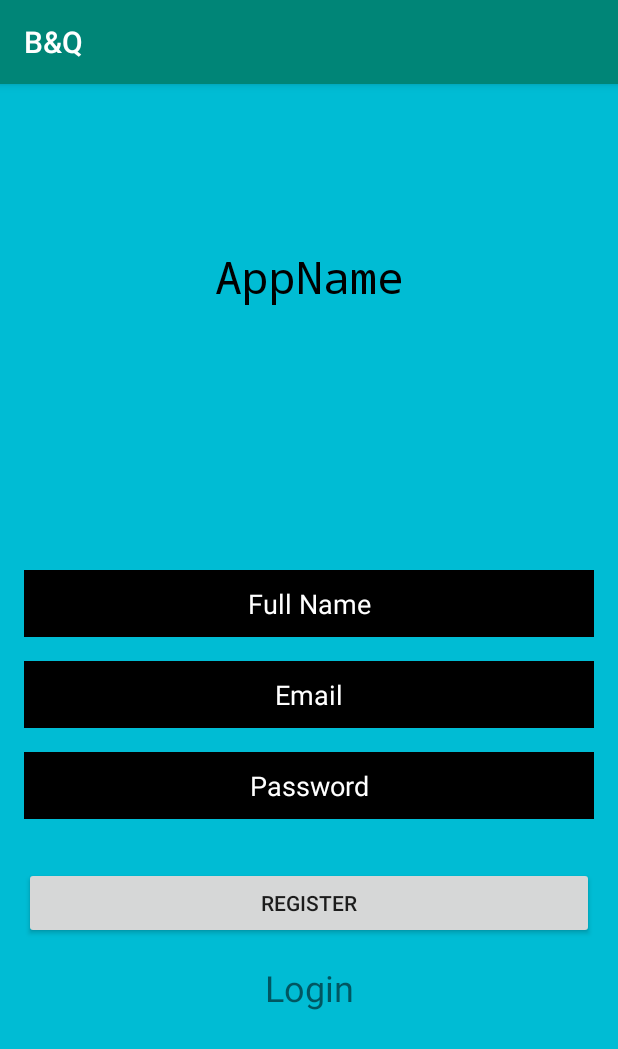
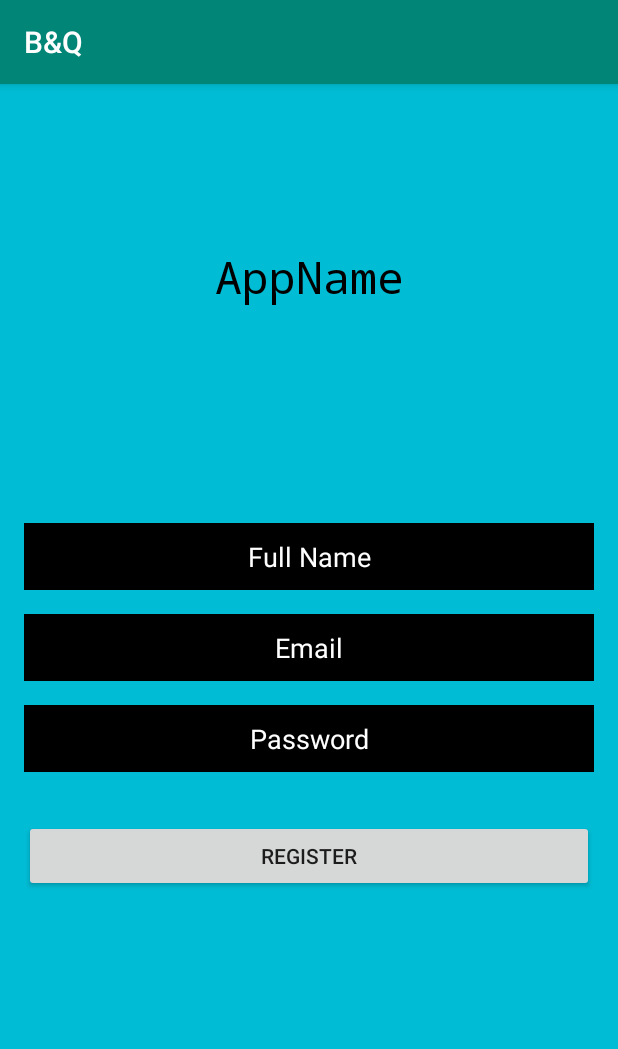
Before and after one commit to sujuka99/DBL_App-Development_Group_9, an Android app: the Register screen opened directly, with no data from a screen before it, on a phone screen of 412 x 824 dp. Shown: the top 1049 px of the screen. Run offline under Robolectric (Android 15) with nearby library versions, the phone set to English and light mode, and no system bars; our stand-ins replace Firebase (no records; nobody signed in at launch, a user with empty details on screens opened directly).

Commit message:
Login + Register page landscape mode

```diff
--- a/app/src/main/java/com/example/bq/Login.java
+++ b/app/src/main/java/com/example/bq/Login.java
@@ -65,6 +65,7 @@ public class Login extends AppCompatActivity {
                     mPassword.setError("Password must contain 6 characters");
                     return;
                 }
+                mLoginBtn.setVisibility(View.INVISIBLE);
                 progressBar.setVisibility(View.VISIBLE);
 
                 //login the user
--- a/app/src/main/java/com/example/bq/Register.java
+++ b/app/src/main/java/com/example/bq/Register.java
@@ -66,6 +66,7 @@ public class Register extends AppCompatActivity {
                     mPassword.setError("Password must contain 6 characters");
                     return;
                 }
+                mRegisterBtn.setVisibility(View.INVISIBLE);
                 progressBar.setVisibility(View.VISIBLE);
 
                 //register the user
--- /dev/null
+++ b/app/src/main/res/layout-land/activity_register.xml
@@ -0,0 +1,122 @@
+<?xml version="1.0" encoding="utf-8"?>
+<androidx.constraintlayout.widget.ConstraintLayout xmlns:android="http://schemas.android.com/apk/res/android"
+    xmlns:app="http://schemas.android.com/apk/res-auto"
+    xmlns:tools="http://schemas.android.com/tools"
+    android:layout_width="match_parent"
+    android:layout_height="match_parent"
+    android:background="#00BCD4"
+    tools:context=".Register">
+
+    <TextView
+        android:id="@+id/textView"
+        android:layout_width="wrap_content"
+        android:layout_height="wrap_content"
+        android:layout_marginTop="12dp"
+        android:fontFamily="monospace"
+        android:text="AppName"
+        android:textAppearance="@style/TextAppearance.AppCompat.Medium"
+        android:textColor="#000000"
+        android:textSize="30sp"
+        app:layout_constraintEnd_toEndOf="parent"
+        app:layout_constraintStart_toStartOf="parent"
+        app:layout_constraintTop_toTopOf="parent" />
+
+    <EditText
+        android:id="@+id/fullName"
+        android:layout_width="0dp"
+        android:layout_height="wrap_content"
+        android:layout_marginStart="16dp"
+        android:layout_marginTop="12dp"
+        android:layout_marginEnd="16dp"
+        android:background="#000000"
+        android:ems="10"
+        android:hint="Full Name"
+        android:inputType="textPersonName"
+        android:padding="10dp"
+        android:textAlignment="center"
+        android:textColor="#FFFFFF"
+        android:textColorHint="#FFFFFF"
+        app:layout_constraintEnd_toEndOf="parent"
+        app:layout_constraintHorizontal_bias="0.0"
+        app:layout_constraintStart_toStartOf="parent"
+        app:layout_constraintTop_toBottomOf="@+id/textView" />
+
+    <EditText
+        android:id="@+id/Email"
+        android:layout_width="0dp"
+        android:layout_height="wrap_content"
+        android:layout_marginStart="16dp"
+        android:layout_marginTop="8dp"
+        android:layout_marginEnd="16dp"
+        android:background="@color/common_google_signin_btn_text_dark_focused"
+        android:ems="10"
+        android:hint="Email"
+        android:inputType="textEmailAddress"
+        android:padding="10dp"
+        android:textAlignment="center"
+        android:textColor="#FFFFFF"
+        android:textColorHint="#FFFFFF"
+        app:layout_constraintEnd_toEndOf="parent"
+        app:layout_constraintHorizontal_bias="0.0"
+        app:layout_constraintStart_toStartOf="parent"
+        app:layout_constraintTop_toBottomOf="@+id/fullName" />
+
+    <EditText
+        android:id="@+id/password"
+        android:layout_width="0dp"
+        android:layout_height="wrap_content"
+        android:layout_marginStart="16dp"
+        android:layout_marginTop="8dp"
+        android:layout_marginEnd="16dp"
+        android:background="@color/common_google_signin_btn_text_dark_focused"
+        android:ems="10"
+        android:hint="Password"
+        android:inputType="textPassword"
+        android:padding="10dp"
+        android:textAlignment="center"
+        android:textColor="#FFFFFF"
+        android:textColorHint="#FFFFFF"
+        app:layout_constraintEnd_toEndOf="parent"
+        app:layout_constraintHorizontal_bias="0.0"
+        app:layout_constraintStart_toStartOf="parent"
+        app:layout_constraintTop_toBottomOf="@+id/Email" />
+
+    <Button
+        android:id="@+id/loginBtn"
+        android:layout_width="0dp"
+        android:layout_height="wrap_content"
+        android:layout_marginStart="16dp"
+        android:layout_marginTop="8dp"
+        android:layout_marginEnd="16dp"
+        android:text="Register"
+        app:layout_constraintEnd_toEndOf="parent"
+        app:layout_constraintHorizontal_bias="0.0"
+        app:layout_constraintStart_toStartOf="parent"
+        app:layout_constraintTop_toBottomOf="@+id/password" />
+
+    <TextView
+        android:id="@+id/createText"
+        android:layout_width="wrap_content"
+        android:layout_height="wrap_content"
+        android:layout_marginTop="8dp"
+        android:text="Login"
+        android:textSize="24sp"
+        app:layout_constraintBottom_toTopOf="@+id/progressBar"
+        app:layout_constraintEnd_toEndOf="parent"
+        app:layout_constraintStart_toStartOf="parent"
+        app:layout_constraintTop_toBottomOf="@+id/loginBtn"
+        app:layout_constraintVertical_bias="0.0" />
+
+    <ProgressBar
+        android:id="@+id/progressBar"
+        style="?android:attr/progressBarStyle"
+        android:layout_width="wrap_content"
+        android:layout_height="wrap_content"
+        android:layout_marginTop="8dp"
+        android:visibility="invisible"
+        app:layout_constraintEnd_toEndOf="parent"
+        app:layout_constraintHorizontal_bias="0.499"
+        app:layout_constraintStart_toStartOf="parent"
+        app:layout_constraintTop_toBottomOf="@+id/password" />
+
+</androidx.constraintlayout.widget.ConstraintLayout>
--- a/app/src/main/res/layout/activity_login.xml
+++ b/app/src/main/res/layout/activity_login.xml
@@ -80,7 +80,6 @@
         android:layout_marginTop="16dp"
         android:text="Register"
         android:textSize="24sp"
-        app:layout_constraintBottom_toTopOf="@+id/progressBar"
         app:layout_constraintEnd_toEndOf="parent"
         app:layout_constraintStart_toStartOf="parent"
         app:layout_constraintTop_toBottomOf="@+id/loginBtn" />
@@ -90,10 +89,11 @@
         style="?android:attr/progressBarStyle"
         android:layout_width="wrap_content"
         android:layout_height="wrap_content"
+        android:layout_marginTop="32dp"
         android:visibility="invisible"
-        app:layout_constraintBottom_toBottomOf="parent"
         app:layout_constraintEnd_toEndOf="parent"
+        app:layout_constraintHorizontal_bias="0.498"
         app:layout_constraintStart_toStartOf="parent"
-        app:layout_constraintTop_toBottomOf="@+id/createText" />
+        app:layout_constraintTop_toBottomOf="@+id/password" />
 
 </androidx.constraintlayout.widget.ConstraintLayout>
--- a/app/src/main/res/layout/activity_register.xml
+++ b/app/src/main/res/layout/activity_register.xml
@@ -26,7 +26,7 @@
         android:layout_width="0dp"
         android:layout_height="wrap_content"
         android:layout_marginStart="16dp"
-        android:layout_marginTop="175dp"
+        android:layout_marginTop="144dp"
         android:layout_marginEnd="16dp"
         android:background="#000000"
         android:ems="10"
@@ -37,6 +37,7 @@
         android:textColor="#FFFFFF"
         android:textColorHint="#FFFFFF"
         app:layout_constraintEnd_toEndOf="parent"
+        app:layout_constraintHorizontal_bias="0.0"
         app:layout_constraintStart_toStartOf="parent"
         app:layout_constraintTop_toBottomOf="@+id/textView" />
 
@@ -109,11 +110,11 @@
         style="?android:attr/progressBarStyle"
         android:layout_width="wrap_content"
         android:layout_height="wrap_content"
-        android:layout_marginTop="16dp"
+        android:layout_marginTop="32dp"
         android:visibility="invisible"
         app:layout_constraintEnd_toEndOf="parent"
         app:layout_constraintHorizontal_bias="0.498"
         app:layout_constraintStart_toStartOf="parent"
-        app:layout_constraintTop_toBottomOf="@+id/createText" />
+        app:layout_constraintTop_toBottomOf="@+id/password" />
 
 </androidx.constraintlayout.widget.ConstraintLayout>
```
Also changed, not shown: app/src/main/res/layout-land/activity_login.xml (added, +100 -0 lines), 782 other files.
